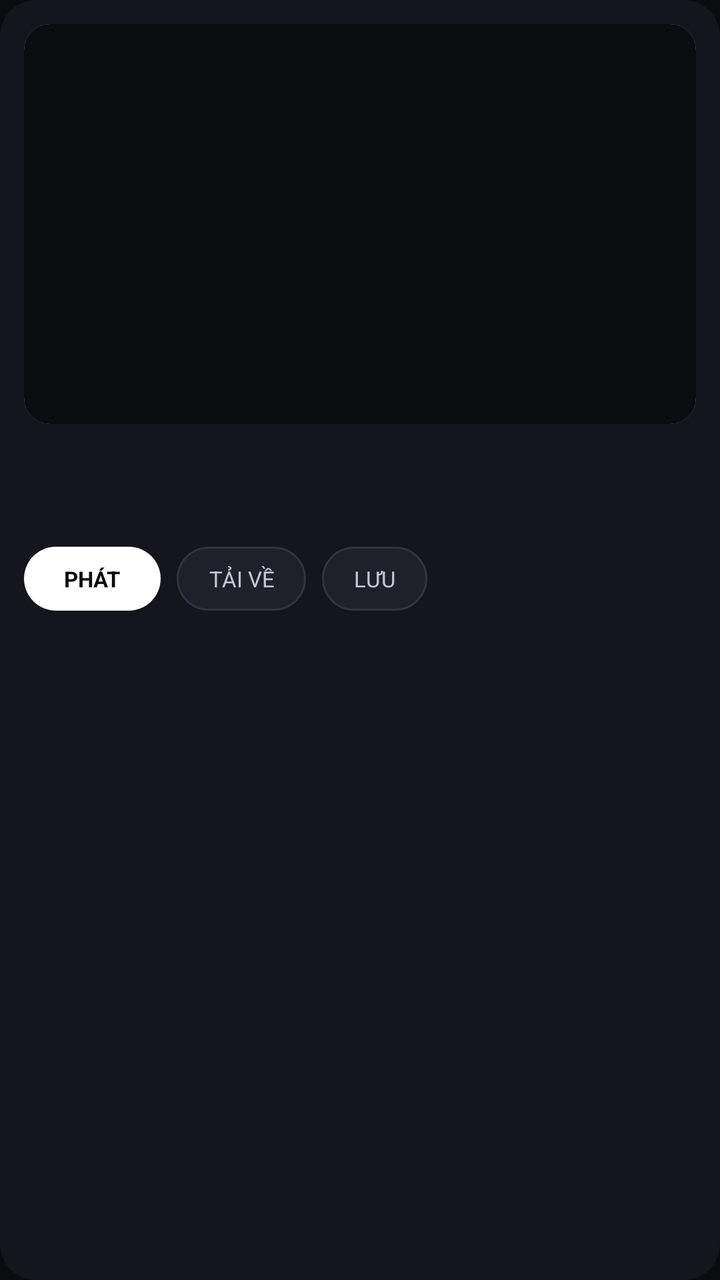
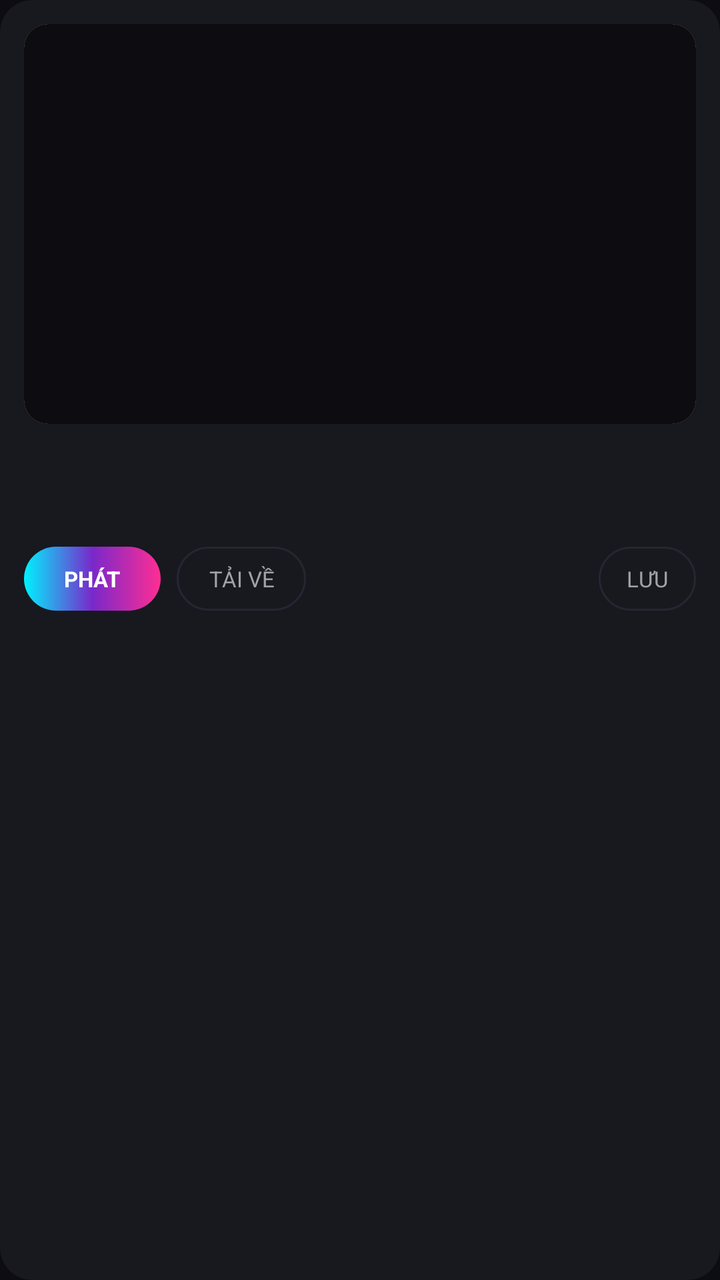

Two renders of the same Android screen: before a commit and after it. Below are the layout's source before the change and the commit's diff.
<!-- AndroidManifest.xml: application theme Theme.MinimalTube -->
<!-- res/layout/item_video.xml -->
<?xml version="1.0" encoding="utf-8"?>
<androidx.cardview.widget.CardView xmlns:android="http://schemas.android.com/apk/res/android"
    xmlns:app="http://schemas.android.com/apk/res-auto"
    android:layout_width="match_parent"
    android:layout_height="wrap_content"
    android:layout_marginBottom="14dp"
    app:cardBackgroundColor="@color/card_surface"
    app:cardCornerRadius="18dp"
    app:cardElevation="0dp">

    <LinearLayout
        android:layout_width="match_parent"
        android:layout_height="wrap_content"
        android:orientation="vertical"
        android:padding="12dp">

        
        <androidx.cardview.widget.CardView
            android:layout_width="match_parent"
            android:layout_height="200dp"
            app:cardCornerRadius="13dp"
            app:cardElevation="0dp">

            <ImageView
                android:id="@+id/imgThumbnail"
                android:layout_width="match_parent"
                android:layout_height="match_parent"
                android:background="@color/bg_dark"
                android:scaleType="centerCrop" />
        </androidx.cardview.widget.CardView>

        
        <TextView
            android:id="@+id/txtTitle"
            android:layout_width="match_parent"
            android:layout_height="wrap_content"
            android:layout_marginTop="10dp"
            android:ellipsize="end"
            android:maxLines="2"
            android:textColor="@color/text_primary"
            android:textSize="14sp"
            android:textStyle="bold" />

        
        <TextView
            android:id="@+id/txtMeta"
            android:layout_width="match_parent"
            android:layout_height="wrap_content"
            android:layout_marginTop="4dp"
            android:textColor="@color/text_muted"
            android:textSize="12sp" />

        
        <LinearLayout
            android:layout_width="match_parent"
            android:layout_height="wrap_content"
            android:layout_marginTop="12dp"
            android:gravity="center_vertical"
            android:orientation="horizontal">

            
            <TextView
                android:id="@+id/btnPlayVideo"
                android:layout_width="wrap_content"
                android:layout_height="32dp"
                android:background="@drawable/bg_button_pill_primary"
                android:gravity="center"
                android:paddingHorizontal="20dp"
                android:text="@string/btn_play"
                android:textColor="@color/button_primary_text"
                android:textSize="11sp"
                android:textStyle="bold" />

            
            <TextView
                android:id="@+id/btnDownloadVideo"
                android:layout_width="wrap_content"
                android:layout_height="32dp"
                android:layout_marginStart="8dp"
                android:background="@drawable/bg_button_pill_secondary"
                android:gravity="center"
                android:paddingHorizontal="16dp"
                android:text="@string/btn_download"
                android:textColor="@color/button_secondary_text"
                android:textSize="11sp" />

            
            <TextView
                android:id="@+id/btnSaveVideo"
                android:layout_width="wrap_content"
                android:layout_height="32dp"
                android:layout_marginStart="8dp"
                android:background="@drawable/bg_button_pill_secondary"
                android:gravity="center"
                android:paddingHorizontal="16dp"
                android:text="@string/btn_save"
                android:textColor="@color/button_secondary_text"
                android:textSize="11sp" />
        </LinearLayout>
    </LinearLayout>
</androidx.cardview.widget.CardView>
<!-- resources referenced by this layout -->
<resources>
  <color name="bg_dark">#0B0C10</color>
  <color name="button_primary_text">#0B0C10</color>
  <color name="button_secondary_text">#C4C7D7</color>
  <color name="card_surface">#14151D</color>
  <color name="text_muted">#848799</color>
  <color name="text_primary">#F8F9FA</color>
  <!-- drawable bg_button_pill_primary (drawable) -->
  <?xml version="1.0" encoding="utf-8"?>
  <shape xmlns:android="http://schemas.android.com/apk/res/android"
      android:shape="rectangle">
      <solid android:color="@color/button_primary_bg" />
      <corners android:radius="16dp" />
  </shape>
  <!-- drawable bg_button_pill_secondary (drawable) -->
  <?xml version="1.0" encoding="utf-8"?>
  <shape xmlns:android="http://schemas.android.com/apk/res/android"
      android:shape="rectangle">
      <solid android:color="@color/button_secondary_bg" />
      <stroke
          android:width="1dp"
          android:color="@color/button_secondary_border" />
      <corners android:radius="16dp" />
  </shape>
  <string name="btn_download">TẢI VỀ</string>
  <string name="btn_play">PHÁT</string>
  <string name="btn_save">LƯU</string>
  <style name="Theme.MinimalTube" parent="Theme.MaterialComponents.DayNight.NoActionBar">
          <item name="android:windowBackground">@color/bg_dark</item>
          <item name="android:statusBarColor">@color/bg_dark</item>
          <item name="android:navigationBarColor">@color/bg_dark</item>
          <item name="colorPrimary">@color/text_primary</item>
          <item name="colorSecondary">@color/text_muted</item>
          <item name="colorSurface">@color/card_surface</item>
      </style>
  <color name="button_primary_bg">#FFFFFF</color>
  <color name="button_secondary_bg">#1E202C</color>
  <color name="button_secondary_border">#303345</color>
</resources>

<!-- the commit's change to res/layout/item_video.xml (unified diff, before → after) -->
@@ -5,7 +5,7 @@
     android:layout_height="wrap_content"
     android:layout_marginBottom="14dp"
     app:cardBackgroundColor="@color/card_surface"
-    app:cardCornerRadius="18dp"
+    app:cardCornerRadius="16dp"
     app:cardElevation="0dp">
 
     <LinearLayout
@@ -18,15 +18,35 @@
         <androidx.cardview.widget.CardView
             android:layout_width="match_parent"
             android:layout_height="200dp"
-            app:cardCornerRadius="13dp"
+            app:cardCornerRadius="12dp"
             app:cardElevation="0dp">
 
-            <ImageView
-                android:id="@+id/imgThumbnail"
+            <FrameLayout
                 android:layout_width="match_parent"
-                android:layout_height="match_parent"
-                android:background="@color/bg_dark"
-                android:scaleType="centerCrop" />
+                android:layout_height="match_parent">
+
+                <ImageView
+                    android:id="@+id/imgThumbnail"
+                    android:layout_width="match_parent"
+                    android:layout_height="match_parent"
+                    android:background="@color/bg_dark"
+                    android:scaleType="centerCrop" />
+
+                
+                <TextView
+                    android:id="@+id/txtDurationBadge"
+                    android:layout_width="wrap_content"
+                    android:layout_height="wrap_content"
+                    android:layout_gravity="bottom|end"
+                    android:layout_margin="8dp"
+                    android:background="@drawable/bg_pill_inactive"
+                    android:paddingHorizontal="6dp"
+                    android:paddingVertical="2dp"
+                    android:textColor="@color/text_white"
+                    android:textSize="10sp"
+                    android:textStyle="bold"
+                    android:visibility="gone" />
+            </FrameLayout>
         </androidx.cardview.widget.CardView>
 
         
@@ -37,7 +57,7 @@
             android:layout_marginTop="10dp"
             android:ellipsize="end"
             android:maxLines="2"
-            android:textColor="@color/text_primary"
+            android:textColor="@color/text_title"
             android:textSize="14sp"
             android:textStyle="bold" />
 
@@ -47,7 +67,7 @@
             android:layout_width="match_parent"
             android:layout_height="wrap_content"
             android:layout_marginTop="4dp"
-            android:textColor="@color/text_muted"
+            android:textColor="@color/text_sub"
             android:textSize="12sp" />
 
         
@@ -63,11 +83,11 @@
                 android:id="@+id/btnPlayVideo"
                 android:layout_width="wrap_content"
                 android:layout_height="32dp"
-                android:background="@drawable/bg_button_pill_primary"
+                android:background="@drawable/gradient_brand_button"
                 android:gravity="center"
                 android:paddingHorizontal="20dp"
-                android:text="@string/btn_play"
-                android:textColor="@color/button_primary_text"
+                android:text="PHÁT"
+                android:textColor="@color/text_white"
                 android:textSize="11sp"
                 android:textStyle="bold" />
 
@@ -80,21 +100,25 @@
                 android:background="@drawable/bg_button_pill_secondary"
                 android:gravity="center"
                 android:paddingHorizontal="16dp"
-                android:text="@string/btn_download"
-                android:textColor="@color/button_secondary_text"
+                android:text="TẢI VỀ"
+                android:textColor="@color/text_sub"
                 android:textSize="11sp" />
+
+            <View
+                android:layout_width="0dp"
+                android:layout_height="1dp"
+                android:layout_weight="1" />
 
             
             <TextView
                 android:id="@+id/btnSaveVideo"
                 android:layout_width="wrap_content"
                 android:layout_height="32dp"
-                android:layout_marginStart="8dp"
                 android:background="@drawable/bg_button_pill_secondary"
                 android:gravity="center"
-                android:paddingHorizontal="16dp"
-                android:text="@string/btn_save"
-                android:textColor="@color/button_secondary_text"
+                android:paddingHorizontal="14dp"
+                android:text="LƯU"
+                android:textColor="@color/text_sub"
                 android:textSize="11sp" />
         </LinearLayout>
     </LinearLayout>
<!-- resource entries referenced after the edit -->
@@ -1,18 +1,12 @@
 <!-- resources referenced by this layout -->
 <resources>
-  <color name="bg_dark">#0B0C10</color>
-  <color name="button_primary_text">#0B0C10</color>
-  <color name="button_secondary_text">#C4C7D7</color>
-  <color name="card_surface">#14151D</color>
-  <color name="text_muted">#848799</color>
-  <color name="text_primary">#F8F9FA</color>
-  <!-- drawable bg_button_pill_primary (drawable) -->
-  <?xml version="1.0" encoding="utf-8"?>
-  <shape xmlns:android="http://schemas.android.com/apk/res/android"
-      android:shape="rectangle">
-      <solid android:color="@color/button_primary_bg" />
-      <corners android:radius="16dp" />
-  </shape>
+  <color name="bg_dark">#0D0D11</color>
+  <color name="card_surface">#18181F</color>
+  <color name="text_sub">#A1A1AA</color>
+  <color name="text_title">#FFFFFF</color>
+  <color name="text_white">#FFFFFF</color>
+  <color name="text_muted">#A1A1AA</color>
+  <color name="text_primary">#FFFFFF</color>
   <!-- drawable bg_button_pill_secondary (drawable) -->
   <?xml version="1.0" encoding="utf-8"?>
   <shape xmlns:android="http://schemas.android.com/apk/res/android"
@@ -23,9 +17,32 @@
           android:color="@color/button_secondary_border" />
       <corners android:radius="16dp" />
   </shape>
-  <string name="btn_download">TẢI VỀ</string>
-  <string name="btn_play">PHÁT</string>
-  <string name="btn_save">LƯU</string>
+  <!-- drawable bg_pill_inactive (drawable) -->
+  <?xml version="1.0" encoding="utf-8"?>
+  <shape xmlns:android="http://schemas.android.com/apk/res/android"
+      android:shape="rectangle">
+      <solid android:color="@color/pill_inactive_bg" />
+      <stroke
+          android:width="1dp"
+          android:color="@color/pill_inactive_border" />
+      <corners android:radius="20dp" />
+  </shape>
+  <!-- drawable gradient_brand_button (drawable) -->
+  <?xml version="1.0" encoding="utf-8"?>
+  <ripple xmlns:android="http://schemas.android.com/apk/res/android"
+      android:color="#40FFFFFF">
+      <item>
+          <shape android:shape="rectangle">
+              <gradient
+                  android:angle="0"
+                  android:startColor="#00F2FE"
+                  android:centerColor="#7928CA"
+                  android:endColor="#FF2E93"
+                  android:type="linear" />
+              <corners android:radius="24dp" />
+          </shape>
+      </item>
+  </ripple>
   <style name="Theme.MinimalTube" parent="Theme.MaterialComponents.DayNight.NoActionBar">
           <item name="android:windowBackground">@color/bg_dark</item>
           <item name="android:statusBarColor">@color/bg_dark</item>
@@ -34,8 +51,9 @@
           <item name="colorSecondary">@color/text_muted</item>
           <item name="colorSurface">@color/card_surface</item>
       </style>
-  <color name="button_primary_bg">#FFFFFF</color>
-  <color name="button_secondary_bg">#1E202C</color>
-  <color name="button_secondary_border">#303345</color>
+  <color name="button_secondary_bg">#18181F</color>
+  <color name="button_secondary_border">#262633</color>
+  <color name="pill_inactive_bg">#18181F</color>
+  <color name="pill_inactive_border">#262633</color>
 </resources>
 
